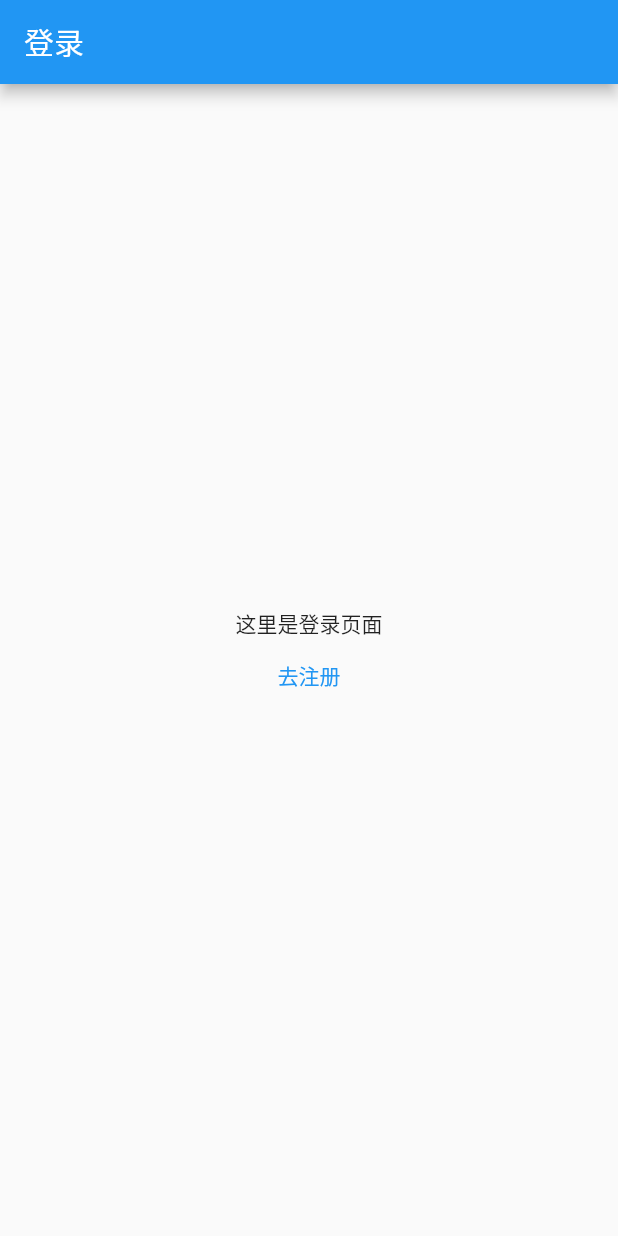
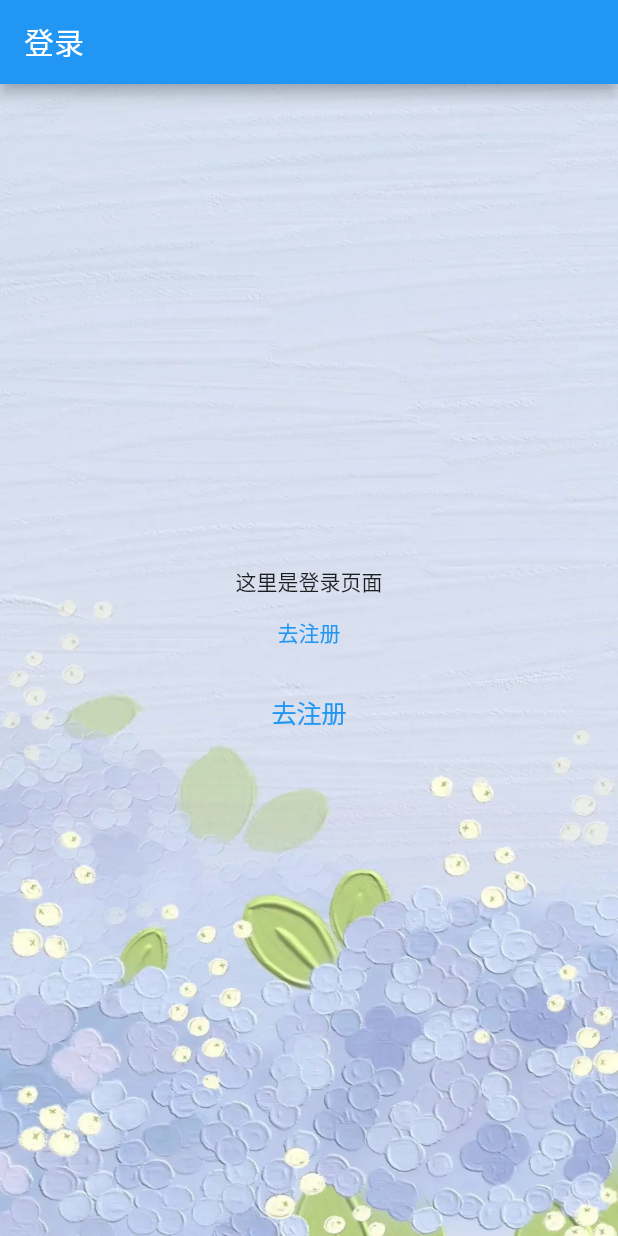
Before and after one commit to hyy984750073/fat_cat, a Flutter app: the screen it shows after launch, on a phone screen of 412 x 824 dp. Run offline on Flutter 3.47's test engine with Material 2 defaults, Android fonts, the phone set to English and light mode, and no system bars.

Commit message:
背景图片（本地图片）

```diff
--- a/lib/user/login.dart
+++ b/lib/user/login.dart
@@ -1,16 +1,73 @@
-// import 'package:flutter/cupertino.dart';
+import 'package:flutter/cupertino.dart';
 import 'package:flutter/material.dart';
 
-// class Login extends StatefulWidget {
-//   const Login({ Key? key }) : super(key: key);
+class Login extends StatefulWidget {
+  const Login({ Key? key }) : super(key: key);
+
+  @override
+  _LoginState createState() => _LoginState();
+}
+
+class _LoginState extends State<Login> {
+  @override
+  Widget build(BuildContext context) {
+    return Scaffold(
+      appBar: AppBar(title: const Text('登录')),
+      body: Center(
+        child: Container(
+          alignment: Alignment.center,
+          decoration: const BoxDecoration(
+            color: Colors.white,
+            image: DecorationImage(
+              image: AssetImage('assets/images/login.webp'),
+              fit: BoxFit.fill,
+            ),
+          ),
+          child: Column(
+            mainAxisAlignment: MainAxisAlignment.center,
+            children: <Widget>[
+              // TextField(),
+              const Text(
+                '这里是登录页面',
+              ),
+              TextButton(
+                onPressed: () {
+                  Navigator.pushNamed(context, "/register", );
+                },
+                // onPressed: null,
+                child: Text('去注册'),
+              ),
+              CupertinoButton(
+                child: Text('去注册'),
+                onPressed: () {
+                  Navigator.pushNamed(context, "/register", arguments: null);
+                },
+              )
+              // ElevatedButton.icon(
+              //   onPressed: () {
+              //     // Navigator.pushReplacementNamed(context, '/register');
+              //     Navigator.pushNamed(context, '/register');
+              //   },
+              //   onTap: () {
+              //     // Navigator.pushReplacementNamed(context, '/register');
+              //     Navigator.pushNamed(context, '/register');
+              //   },
+              //   icon: Icon(Icons.ac_unit),
+              //   label: Text('去到注册页'),
+              // ),
+            ]
+          )
+        )
+      ),
+    );
+  }
+}
+
+// class Login extends StatelessWidget {
+// const Login({ Key? key }) : super(key: key);
 
 //   @override
-//   _LoginState createState() => _LoginState();
-// }
-
-// class _LoginState extends State<Login> {
-//   @override
-//   Widget build(BuildContext context) {
+//   Widget build(BuildContext context){
 //     return Scaffold(
 //       appBar: AppBar(title: const Text('登录')),
 //       body: Center(
@@ -51,49 +108,3 @@ import 'package:flutter/material.dart';
 //     );
 //   }
 // }
-
-class Login extends StatelessWidget {
-const Login({ Key? key }) : super(key: key);
-
-  @override
-  Widget build(BuildContext context){
-    return Scaffold(
-      appBar: AppBar(title: const Text('登录')),
-      body: Center(
-        child: Column(
-          mainAxisAlignment: MainAxisAlignment.center,
-          children: <Widget>[
-            const Text(
-              '这里是登录页面',
-            ),
-            TextButton(
-              onPressed: () {
-                Navigator.pushNamed(context, "/register", );
-              },
-              // onPressed: null,
-              child: Text('去注册'),
-            ),
-            // CupertinoButton(
-            //   child: Text('去注册'),
-            //   onPressed: () {
-            //     Navigator.pushNamed(context, "/register", arguments: null);
-            //   },
-            // )
-            // ElevatedButton.icon(
-            //   onPressed: () {
-            //     // Navigator.pushReplacementNamed(context, '/register');
-            //     Navigator.pushNamed(context, '/register');
-            //   },
-            //   onTap: () {
-            //     // Navigator.pushReplacementNamed(context, '/register');
-            //     Navigator.pushNamed(context, '/register');
-            //   },
-            //   icon: Icon(Icons.ac_unit),
-            //   label: Text('去到注册页'),
-            // ),
-          ]
-        )
-      ),
-    );
-  }
-}
--- a/pubspec.yaml
+++ b/pubspec.yaml
@@ -89,3 +89,5 @@ flutter:
   #
   # For details regarding fonts from package dependencies,
   # see https://flutter.dev/custom-fonts/#from-packages
+  assets:
+    - assets/images/login.webp
```
Also changed, not shown: lib/main.dart (+62 -62 lines), lib/routes.dart (+5 -4 lines), lib/user/register.dart (+23 -23 lines), assets/images/login.webp (added), lib/invoice/title.dart (added).
